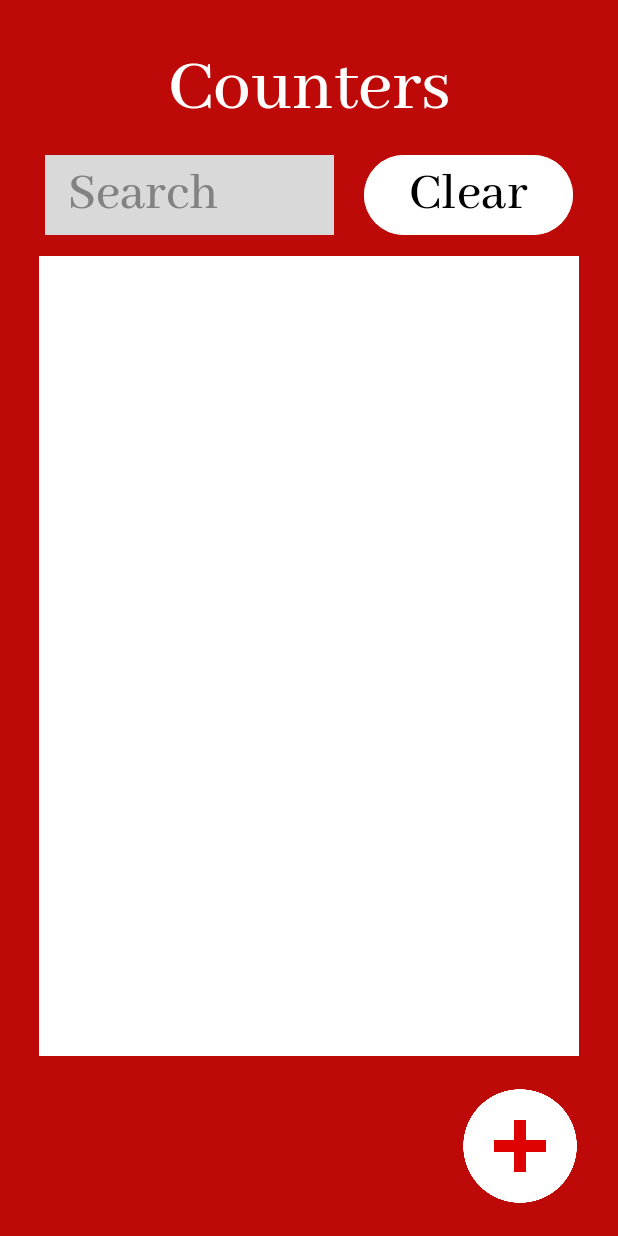
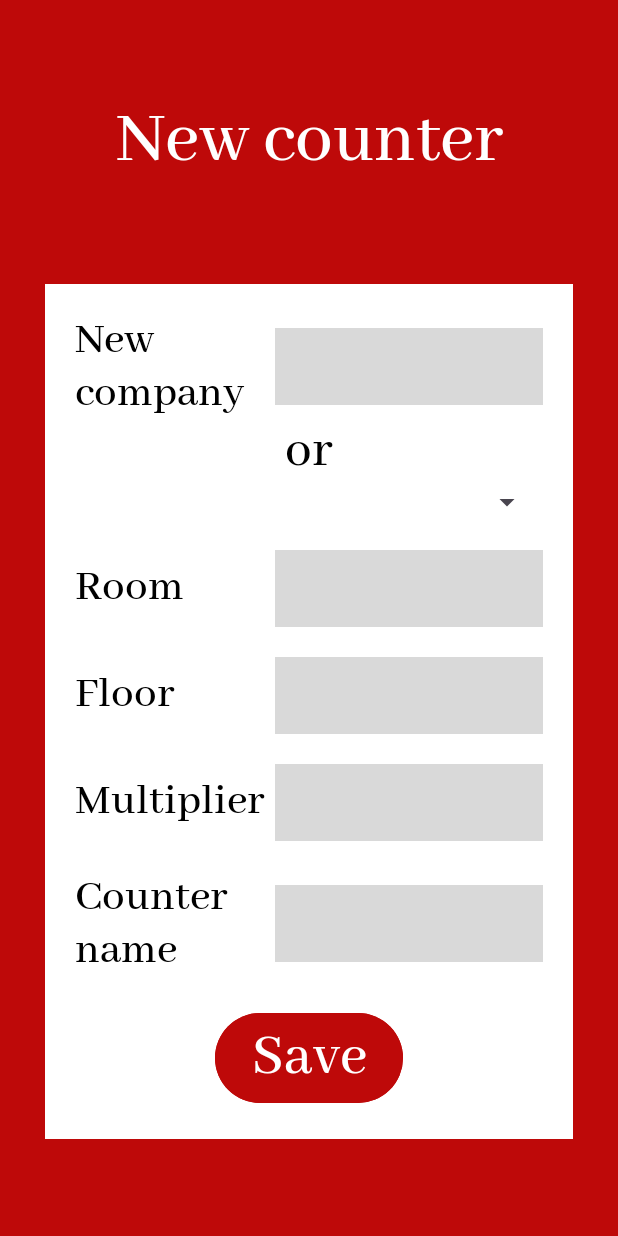
Before and after one commit to ArKiT17/Coursework_SmartMeter, an Android app: the CountersActivity screen opened directly, with no data from a screen before it, after a tap on an icon or button, on a phone screen of 412 x 824 dp. Run offline under Robolectric (Android 15) with nearby library versions, the phone set to English and light mode, and no system bars.

Commit message:
- доданий адаптивний макет для сторінки додавання лічильників

```diff
--- a/app/src/main/AndroidManifest.xml
+++ b/app/src/main/AndroidManifest.xml
@@ -14,6 +14,9 @@
         android:supportsRtl="true"
         android:theme="@style/Theme.SmartMeter"
         tools:targetApi="31">
+        <activity
+            android:name=".activities.AddCounter"
+            android:exported="false" />
         <activity
             android:name=".activities.ReviewValuesActivity"
             android:exported="false" />
--- /dev/null
+++ b/app/src/main/java/com/smartmeter/activities/AddCounter.java
@@ -0,0 +1,17 @@
+package com.smartmeter.activities;
+
+import android.os.Bundle;
+
+import androidx.appcompat.app.AppCompatActivity;
+
+import com.smartmeter.R;
+
+public class AddCounter extends AppCompatActivity {
+
+    @Override
+    protected void onCreate(Bundle savedInstanceState) {
+        super.onCreate(savedInstanceState);
+        setContentView(R.layout.activity_add_counter);
+
+    }
+}
--- a/app/src/main/java/com/smartmeter/activities/CountersActivity.java
+++ b/app/src/main/java/com/smartmeter/activities/CountersActivity.java
@@ -1,8 +1,10 @@
 package com.smartmeter.activities;
 
 import android.annotation.SuppressLint;
+import android.content.Intent;
 import android.content.pm.ActivityInfo;
 import android.os.Bundle;
+import android.view.View;
 
 import androidx.activity.EdgeToEdge;
 import androidx.appcompat.app.AppCompatActivity;
@@ -21,4 +23,9 @@ public class CountersActivity extends AppCompatActivity {
         setContentView(R.layout.activity_counters);
         setRequestedOrientation(ActivityInfo.SCREEN_ORIENTATION_PORTRAIT);
     }
+
+    public void addCounterClick(View view) {
+        Intent addCounterPage = new Intent(this, AddCounter.class);
+        startActivity(addCounterPage);
+    }
 }
--- /dev/null
+++ b/app/src/main/res/layout/activity_add_counter.xml
@@ -0,0 +1,213 @@
+<?xml version="1.0" encoding="utf-8"?>
+<androidx.constraintlayout.widget.ConstraintLayout xmlns:android="http://schemas.android.com/apk/res/android"
+    xmlns:app="http://schemas.android.com/apk/res-auto"
+    xmlns:tools="http://schemas.android.com/tools"
+    android:id="@+id/main"
+    android:layout_width="match_parent"
+    android:layout_height="match_parent"
+    android:background="@color/bg_dark"
+    android:orientation="vertical"
+    tools:context=".activities.AddCounter">
+
+    <TextView
+        android:id="@+id/titleNewCounter"
+        android:layout_width="wrap_content"
+        android:layout_height="wrap_content"
+        android:fontFamily="@font/abhayalibre_medium"
+        android:text="@string/title_newCounter"
+        android:textAlignment="center"
+        android:textColor="@color/text_light"
+        android:textSize="50sp"
+        app:layout_constraintBottom_toTopOf="@id/values"
+        app:layout_constraintEnd_toEndOf="parent"
+        app:layout_constraintStart_toStartOf="parent"
+        app:layout_constraintTop_toTopOf="parent" />
+
+    <LinearLayout
+        android:id="@+id/values"
+        android:layout_width="match_parent"
+        android:layout_height="wrap_content"
+        android:layout_below="@id/titleNewCounter"
+        android:layout_marginHorizontal="30dp"
+        android:background="@color/bg"
+        android:gravity="center_horizontal"
+        android:orientation="vertical"
+        android:paddingHorizontal="20dp"
+        android:paddingTop="20dp"
+        app:layout_constraintBottom_toBottomOf="parent"
+        app:layout_constraintEnd_toEndOf="parent"
+        app:layout_constraintStart_toStartOf="parent"
+        app:layout_constraintTop_toBottomOf="@id/titleNewCounter">
+
+        <LinearLayout
+            android:layout_width="match_parent"
+            android:layout_height="wrap_content"
+            android:gravity="center">
+
+            <TextView
+                android:layout_width="0dp"
+                android:layout_height="wrap_content"
+                android:layout_weight="0.3"
+                android:fontFamily="@font/abhayalibre_medium"
+                android:text="@string/title_new_company"
+                android:textColor="@color/text_dark"
+                android:textSize="30sp" />
+
+            <EditText
+                android:id="@+id/newCompany"
+                android:layout_width="0dp"
+                android:layout_height="wrap_content"
+                android:layout_weight="0.4"
+                android:background="@drawable/enter_style"
+                android:ems="6"
+                android:inputType="text"
+                android:padding="5sp"
+                android:textColor="@color/text_dark"
+                android:textSize="30sp" />
+
+        </LinearLayout>
+
+        <TextView
+            android:layout_width="wrap_content"
+            android:layout_height="wrap_content"
+            android:fontFamily="@font/abhayalibre_medium"
+            android:text="@string/title_or"
+            android:textColor="@color/text_dark"
+            android:textSize="35sp" />
+
+        <Spinner
+            android:id="@+id/companyList"
+            android:layout_width="match_parent"
+            android:layout_height="wrap_content"
+            android:layout_marginBottom="20dp" />
+
+        <LinearLayout
+            android:layout_width="match_parent"
+            android:layout_height="wrap_content"
+            android:layout_marginBottom="20dp"
+            android:gravity="center">
+
+            <TextView
+                android:layout_width="0dp"
+                android:layout_height="wrap_content"
+                android:layout_weight="0.3"
+                android:fontFamily="@font/abhayalibre_medium"
+                android:text="@string/title_newRoom"
+                android:textColor="@color/text_dark"
+                android:textSize="30sp" />
+
+            <EditText
+                android:id="@+id/newRoom"
+                android:layout_width="0dp"
+                android:layout_height="wrap_content"
+                android:layout_weight="0.4"
+                android:background="@drawable/enter_style"
+                android:ems="6"
+                android:inputType="text"
+                android:padding="5sp"
+                android:textColor="@color/text_dark"
+                android:textSize="30sp" />
+
+        </LinearLayout>
+
+        <LinearLayout
+            android:layout_width="match_parent"
+            android:layout_height="wrap_content"
+            android:layout_marginBottom="20dp"
+            android:gravity="center">
+
+            <TextView
+                android:layout_width="0dp"
+                android:layout_height="wrap_content"
+                android:layout_weight="0.3"
+                android:fontFamily="@font/abhayalibre_medium"
+                android:text="@string/title_newFloor"
+                android:textColor="@color/text_dark"
+                android:textSize="30sp" />
+
+            <EditText
+                android:id="@+id/newFloor"
+                android:layout_width="0dp"
+                android:layout_height="wrap_content"
+                android:layout_weight="0.4"
+                android:background="@drawable/enter_style"
+                android:ems="6"
+                android:inputType="numberSigned"
+                android:padding="5sp"
+                android:textColor="@color/text_dark"
+                android:textSize="30sp" />
+
+        </LinearLayout>
+
+        <LinearLayout
+            android:layout_width="match_parent"
+            android:layout_height="wrap_content"
+            android:layout_marginBottom="20dp"
+            android:gravity="center">
+
+            <TextView
+                android:layout_width="0dp"
+                android:layout_height="wrap_content"
+                android:layout_weight="0.3"
+                android:fontFamily="@font/abhayalibre_medium"
+                android:text="@string/title_newMultiplier"
+                android:textColor="@color/text_dark"
+                android:textSize="30sp" />
+
+            <EditText
+                android:id="@+id/newMultiplier"
+                android:layout_width="0dp"
+                android:layout_height="wrap_content"
+                android:layout_weight="0.4"
+                android:background="@drawable/enter_style"
+                android:ems="6"
+                android:inputType="numberDecimal"
+                android:padding="5sp"
+                android:textColor="@color/text_dark"
+                android:textSize="30sp" />
+
+        </LinearLayout>
+
+        <LinearLayout
+            android:layout_width="match_parent"
+            android:layout_height="wrap_content"
+            android:layout_marginBottom="20dp"
+            android:gravity="center">
+
+            <TextView
+                android:layout_width="0dp"
+                android:layout_height="wrap_content"
+                android:layout_weight="0.3"
+                android:fontFamily="@font/abhayalibre_medium"
+                android:text="@string/title_counter"
+                android:textColor="@color/text_dark"
+                android:textSize="30sp" />
+
+            <EditText
+                android:id="@+id/newCounter"
+                android:layout_width="0dp"
+                android:layout_height="wrap_content"
+                android:layout_weight="0.4"
+                android:background="@drawable/enter_style"
+                android:ems="6"
+                android:inputType="text"
+                android:padding="5sp"
+                android:textColor="@color/text_dark"
+                android:textSize="30sp" />
+
+        </LinearLayout>
+
+        <Button
+            android:layout_width="wrap_content"
+            android:layout_height="wrap_content"
+            android:layout_marginBottom="20dp"
+            android:backgroundTint="@color/bg_dark"
+            android:fontFamily="@font/abhayalibre_medium"
+            android:onClick="addNewCounterOnClick"
+            android:text="@string/btn_save"
+            android:textColor="@color/text_light"
+            android:textSize="40sp" />
+
+    </LinearLayout>
+
+</androidx.constraintlayout.widget.ConstraintLayout>
--- a/app/src/main/res/values/strings.xml
+++ b/app/src/main/res/values/strings.xml
@@ -9,7 +9,6 @@
     <string name="btn_changeDate">Change date</string>
     <string name="btn_saveValues">Save</string>
 
-    <string name="btn_addNewCounter">Add new counter</string>
     <string name="btn_choose">All companies</string>
     <string name="btn_save">Save</string>
     <string name="btn_delete">Clear</string>
@@ -21,7 +20,7 @@
     <string name="title_new_company">New company</string>
     <string name="title_or">or</string>
     <string name="title_company_dots">Company:</string>
-    <string name="title_counter">Counter</string>
+    <string name="title_counter">Counter name</string>
     <string name="title_counter_dots">Counter:</string>
     <string name="title_previousValue">Previous:</string>
     <string name="title_currentValue">Current:</string>
```
Also changed, not shown: 2 other files.
